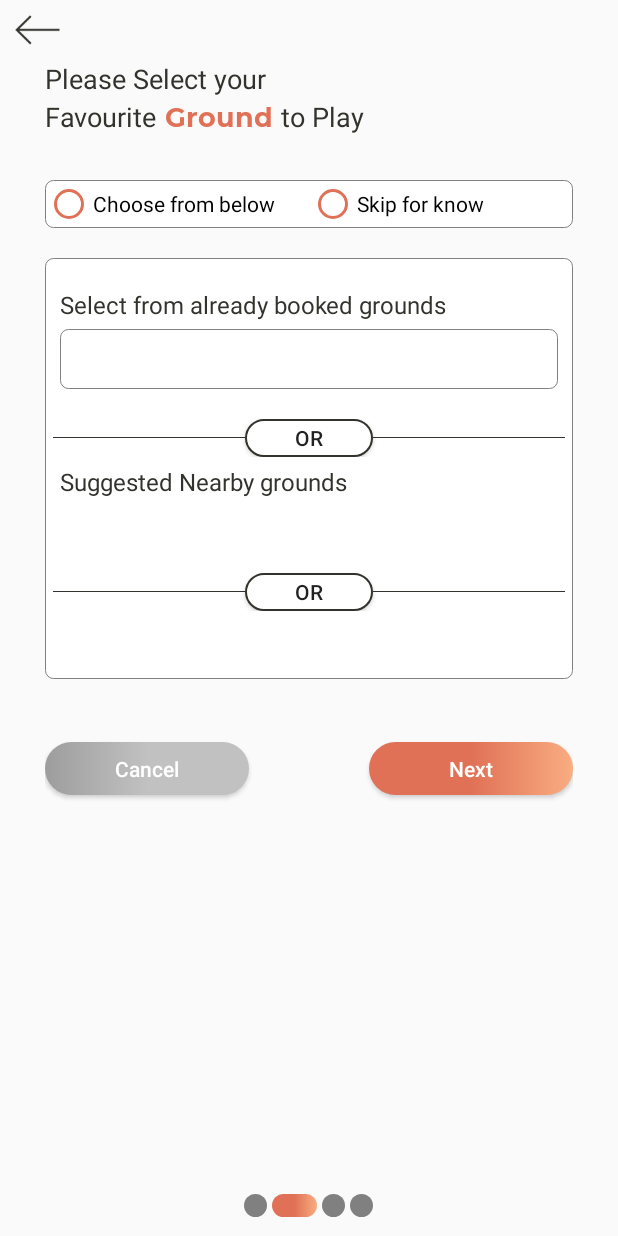
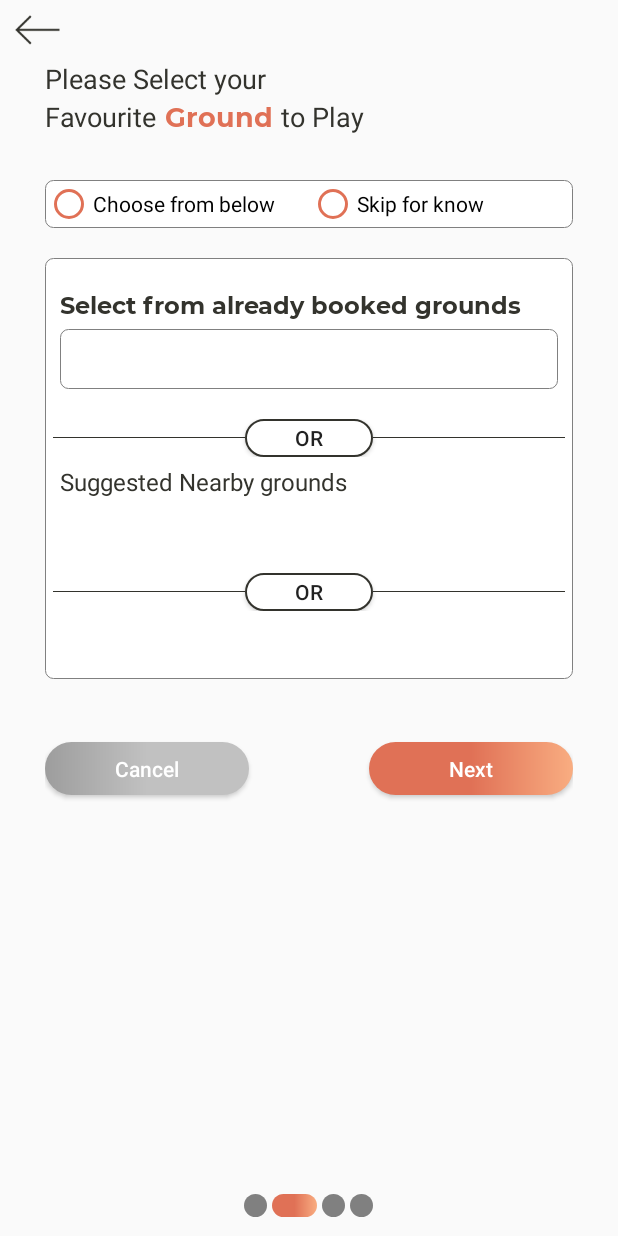
Before and after one commit to kumarashish/SportsFight, an Android app: the layout challenge_2.xml on its own in the app's theme, with its tools: preview values and no code run, on a phone screen of 412 x 824 dp. Run offline under Robolectric (Android 15) with nearby library versions, the phone set to English and light mode, and no system bars.

Commit message:
update for challenge screens

```diff
--- a/app/src/main/res/layout/challenge_2.xml
+++ b/app/src/main/res/layout/challenge_2.xml
@@ -82,7 +82,7 @@
         android:layout_width="match_parent"
         android:layout_height="wrap_content">
 
-        <TextView
+        <sportsfight.com.s.common.Bold_TextView
 
             android:textSize="16dp"
             android:layout_marginLeft="10dp"
```
